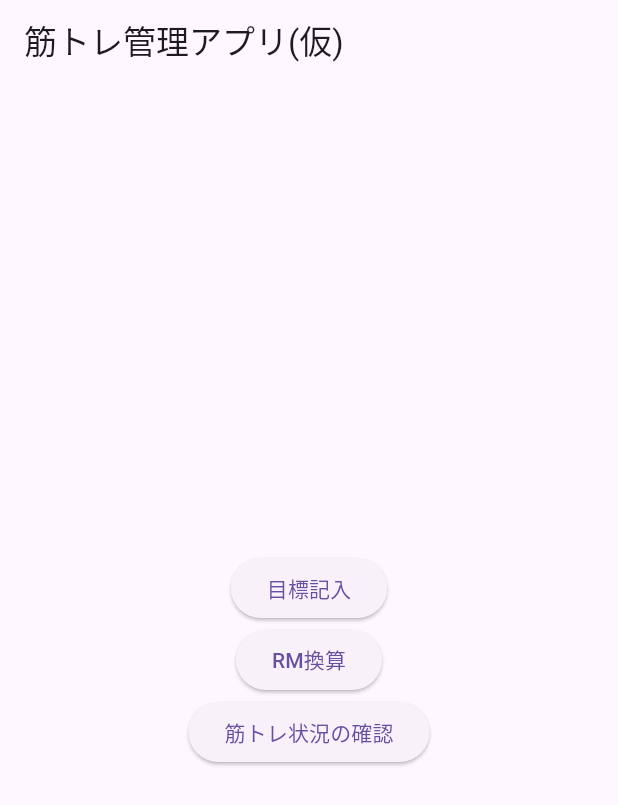
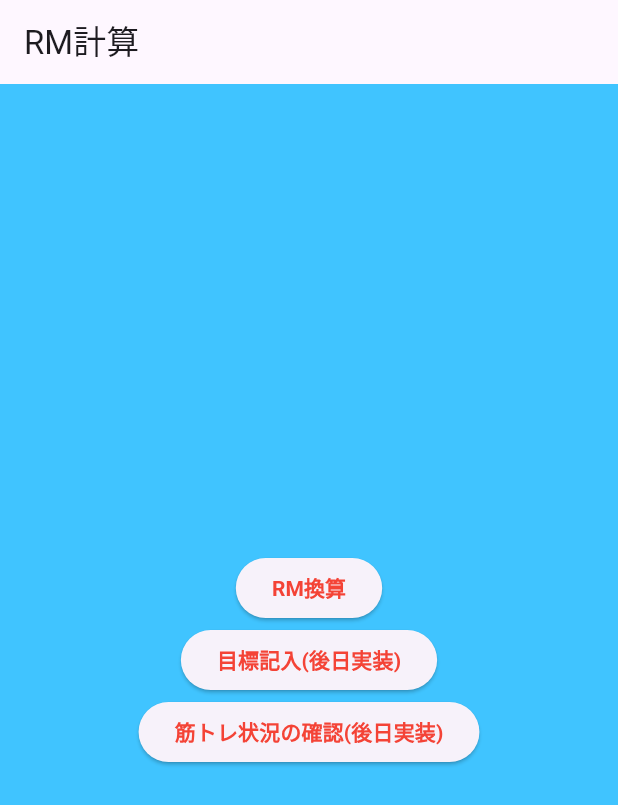
Before and after one commit to yudaitakeda/per, a Flutter app: the screen it shows after launch, on a phone screen of 412 x 824 dp. Shown: the top 805 px of the screen. Run offline on Flutter 3.47's test engine with Material 3 defaults, Android fonts, the light colour scheme and no system bars; our stand-ins replace firebase_core, table_calendar; accounts and stored records are empty.

Commit message:
refacter:背景色の変更

```diff
--- a/lib/main.dart
+++ b/lib/main.dart
@@ -1,5 +1,6 @@
 import 'package:flutter/material.dart';
 import 'package:firebase_core/firebase_core.dart';
+// import 'package:cloud_firestore/cloud_firestore.dart'; //firestore
 import 'firebase_options.dart'; // 生成された firebase_options.dart をインポート
 import 'working_log.dart'; // 繋げたいファイル
 import 'rm.dart';
@@ -33,8 +34,9 @@ class WidgetExample extends StatelessWidget {
     return Scaffold(
       // この中に表示したいウィジェットを記述する
       appBar: AppBar(
-        title: Text('筋トレ管理アプリ(仮)'),
+        title: Text('RM計算'),
       ),
+      backgroundColor: Colors.lightBlueAccent, // ここで画面全体の背景色を指定
       body: Center(
         child: Column(
           mainAxisAlignment: MainAxisAlignment.center, // 中央に配置
@@ -47,7 +49,29 @@ class WidgetExample extends StatelessWidget {
                   MaterialPageRoute(builder: (context) => Rmstate()),
                 );
               },
-              child: Text('目標記入'),
+              child: Text(
+                'RM換算',
+                style: TextStyle(
+                  color: Colors.red,
+                  fontWeight: FontWeight.bold,
+                ),
+              ),
+            ),
+            ElevatedButton(
+              onPressed: () {
+                // working_log.dartファイル内のHomePageウィジェットを表示
+                Navigator.push(
+                  context,
+                  MaterialPageRoute(builder: (context) => HomePage()),
+                );
+              },
+              child: Text(
+                '目標記入(後日実装)',
+                style: TextStyle(
+                  color: Colors.red,
+                  fontWeight: FontWeight.bold,
+                ),
+              ),
             ),
             ElevatedButton(
               onPressed: () {
@@ -57,17 +81,13 @@ class WidgetExample extends StatelessWidget {
                   MaterialPageRoute(builder: (context) => Rmstate()),
                 );
               },
-              child: Text('RM換算'),
-            ),
-            ElevatedButton(
-              onPressed: () {
-                // working_log.dartファイル内のHomePageウィジェットを表示
-                Navigator.push(
-                  context,
-                  MaterialPageRoute(builder: (context) => HomePage()),
-                );
-              },
-              child: Text('筋トレ状況の確認'),
+              child: Text(
+                '筋トレ状況の確認(後日実装)',
+                style: TextStyle(
+                  color: Colors.red,
+                  fontWeight: FontWeight.bold,
+                ),
+              ),
             ),
           ],
         ),
```
